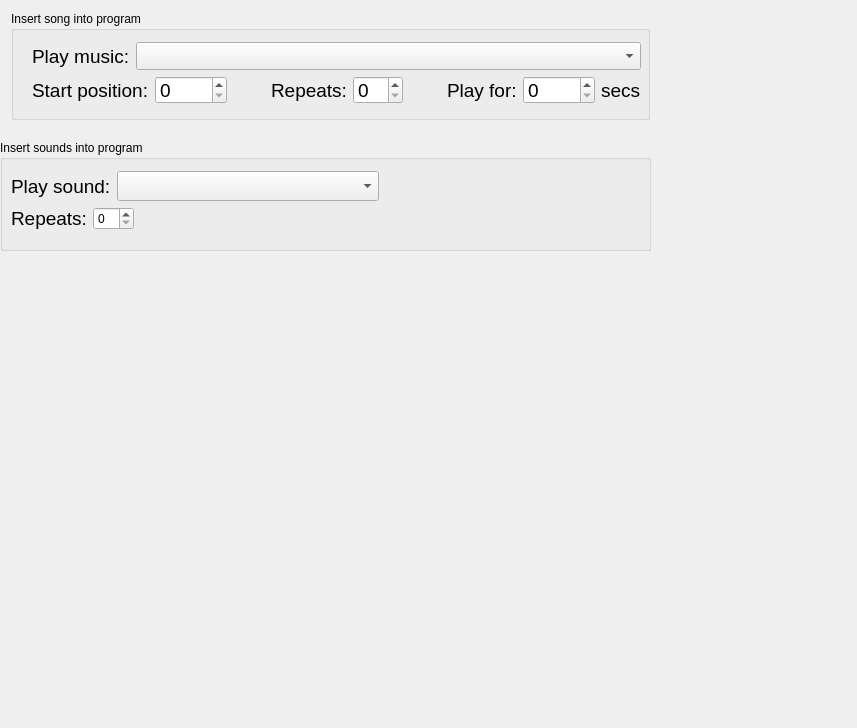
The window that src/speakeasy/tapper/QTCreatorFiles/multiMediaOps/multimediaOperations.ui (ros-visualization/speakeasy) describes before a commit, drawn with Qt 5.
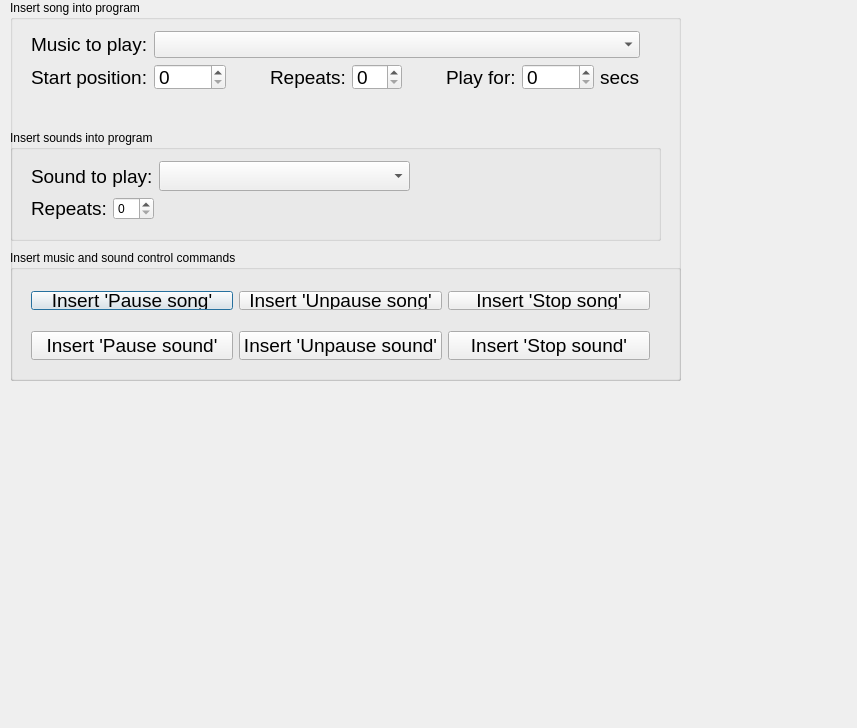
The same window after the commit.

Commit message: Added a 'insert control xxx into program'  buttons.

Diff of the .ui file:
```diff
--- a/src/speakeasy/tapper/QTCreatorFiles/multiMediaOps/multimediaOperations.ui
+++ b/src/speakeasy/tapper/QTCreatorFiles/multiMediaOps/multimediaOperations.ui
@@ -13,18 +13,18 @@
   <property name="windowTitle">
    <string>Dialog</string>
   </property>
-  <widget class="QWidget" name="verticalLayoutWidget_2">
-   <property name="geometry">
-    <rect>
-     <x>0</x>
-     <y>0</y>
-     <width>661</width>
-     <height>131</height>
-    </rect>
-   </property>
-   <layout class="QVBoxLayout" name="outermostVBox">
-    <item>
      <widget class="QGroupBox" name="insertSongGroupBox">
+   <property name="geometry">
+    <rect>
+     <x>10</x>
+     <y>0</y>
+     <width>671</width>
+     <height>381</height>
+    </rect>
+   </property>
+   <property name="toolTip">
+    <string>Insert music playing into the robot program</string>
+   </property>
       <property name="title">
        <string>Insert song into program</string>
       </property>
@@ -34,7 +34,7 @@
          <x>10</x>
          <y>20</y>
          <width>631</width>
-         <height>84</height>
+      <height>81</height>
         </rect>
        </property>
        <layout class="QVBoxLayout" name="verticalLayout">
@@ -48,7 +48,7 @@
              </font>
             </property>
             <property name="text">
-             <string>Play music:</string>
+          <string>Music to play:</string>
             </property>
            </widget>
           </item>
@@ -205,17 +205,11 @@
         </item>
        </layout>
       </widget>
-      <zorder>verticalLayoutWidget</zorder>
-      <zorder>horizontalLayoutWidget_2</zorder>
-     </widget>
-    </item>
-   </layout>
-  </widget>
-  <widget class="QGroupBox" name="groupBox_2">
+   <widget class="QGroupBox" name="soundInsertionGroup">
    <property name="geometry">
     <rect>
      <x>0</x>
-     <y>140</y>
+      <y>130</y>
      <width>651</width>
      <height>111</height>
     </rect>
@@ -226,7 +220,7 @@
    <widget class="QWidget" name="verticalLayoutWidget_3">
     <property name="geometry">
      <rect>
-      <x>0</x>
+       <x>10</x>
       <y>20</y>
       <width>651</width>
       <height>81</height>
@@ -243,7 +237,7 @@
           </font>
          </property>
          <property name="text">
-          <string>Play sound:</string>
+           <string>Sound to play:</string>
          </property>
         </widget>
        </item>
@@ -292,7 +286,11 @@
         </widget>
        </item>
        <item>
-        <widget class="QSpinBox" name="soundRepeatsSpinBox"/>
+         <widget class="QSpinBox" name="soundRepeatsSpinBox">
+          <property name="toolTip">
+           <string>How often should the sound effect repeat after its initial playback?</string>
+          </property>
+         </widget>
        </item>
        <item>
         <spacer name="horizontalSpacer_4">
@@ -312,9 +310,134 @@
     </layout>
    </widget>
   </widget>
-  <zorder>verticalLayoutWidget_2</zorder>
-  <zorder>insertSongGroupBox</zorder>
-  <zorder>groupBox_2</zorder>
+   <widget class="QGroupBox" name="miscControlsInsertionGroup">
+    <property name="geometry">
+     <rect>
+      <x>0</x>
+      <y>250</y>
+      <width>671</width>
+      <height>131</height>
+     </rect>
+    </property>
+    <property name="title">
+     <string>Insert music and sound control commands</string>
+    </property>
+    <widget class="QWidget" name="horizontalLayoutWidget">
+     <property name="geometry">
+      <rect>
+       <x>10</x>
+       <y>30</y>
+       <width>641</width>
+       <height>41</height>
+      </rect>
+     </property>
+     <layout class="QHBoxLayout" name="horizontalLayout_6">
+      <item>
+       <widget class="QPushButton" name="pauseSongButton">
+        <property name="font">
+         <font>
+          <pointsize>14</pointsize>
+         </font>
+        </property>
+        <property name="toolTip">
+         <string>Insert pause command into currently playing song</string>
+        </property>
+        <property name="text">
+         <string>Insert 'Pause song'</string>
+        </property>
+       </widget>
+      </item>
+      <item>
+       <widget class="QPushButton" name="unpauseSongButton">
+        <property name="font">
+         <font>
+          <pointsize>14</pointsize>
+         </font>
+        </property>
+        <property name="toolTip">
+         <string>Insert pause command into currently playing song</string>
+        </property>
+        <property name="text">
+         <string>Insert 'Unpause song'</string>
+        </property>
+       </widget>
+      </item>
+      <item>
+       <widget class="QPushButton" name="pauseSongButton_2">
+        <property name="font">
+         <font>
+          <pointsize>14</pointsize>
+         </font>
+        </property>
+        <property name="toolTip">
+         <string>Insert pause command into currently playing song</string>
+        </property>
+        <property name="text">
+         <string>Insert 'Stop song'</string>
+        </property>
+       </widget>
+      </item>
+     </layout>
+    </widget>
+    <widget class="QWidget" name="horizontalLayoutWidget_2">
+     <property name="geometry">
+      <rect>
+       <x>10</x>
+       <y>70</y>
+       <width>641</width>
+       <height>51</height>
+      </rect>
+     </property>
+     <layout class="QHBoxLayout" name="horizontalLayout_7">
+      <item>
+       <widget class="QPushButton" name="pauseSoundButton_2">
+        <property name="font">
+         <font>
+          <pointsize>14</pointsize>
+         </font>
+        </property>
+        <property name="toolTip">
+         <string>Insert pause command into currently playing song</string>
+        </property>
+        <property name="text">
+         <string>Insert 'Pause sound'</string>
+        </property>
+       </widget>
+      </item>
+      <item>
+       <widget class="QPushButton" name="pauseSoundButton">
+        <property name="font">
+         <font>
+          <pointsize>14</pointsize>
+         </font>
+        </property>
+        <property name="toolTip">
+         <string>Insert pause command into currently playing song</string>
+        </property>
+        <property name="text">
+         <string>Insert 'Unpause sound'</string>
+        </property>
+       </widget>
+      </item>
+      <item>
+       <widget class="QPushButton" name="pauseSoundButton_3">
+        <property name="font">
+         <font>
+          <pointsize>14</pointsize>
+         </font>
+        </property>
+        <property name="toolTip">
+         <string>Insert pause command into currently playing song</string>
+        </property>
+        <property name="text">
+         <string>Insert 'Stop sound'</string>
+        </property>
+       </widget>
+      </item>
+     </layout>
+    </widget>
+   </widget>
+  </widget>
  </widget>
  <layoutdefault spacing="6" margin="11"/>
  <resources/>
```
Left out of the diff: 38 changed lines with no effect on the pictures. Lines whose indentation alone changed are shown as unchanged.
